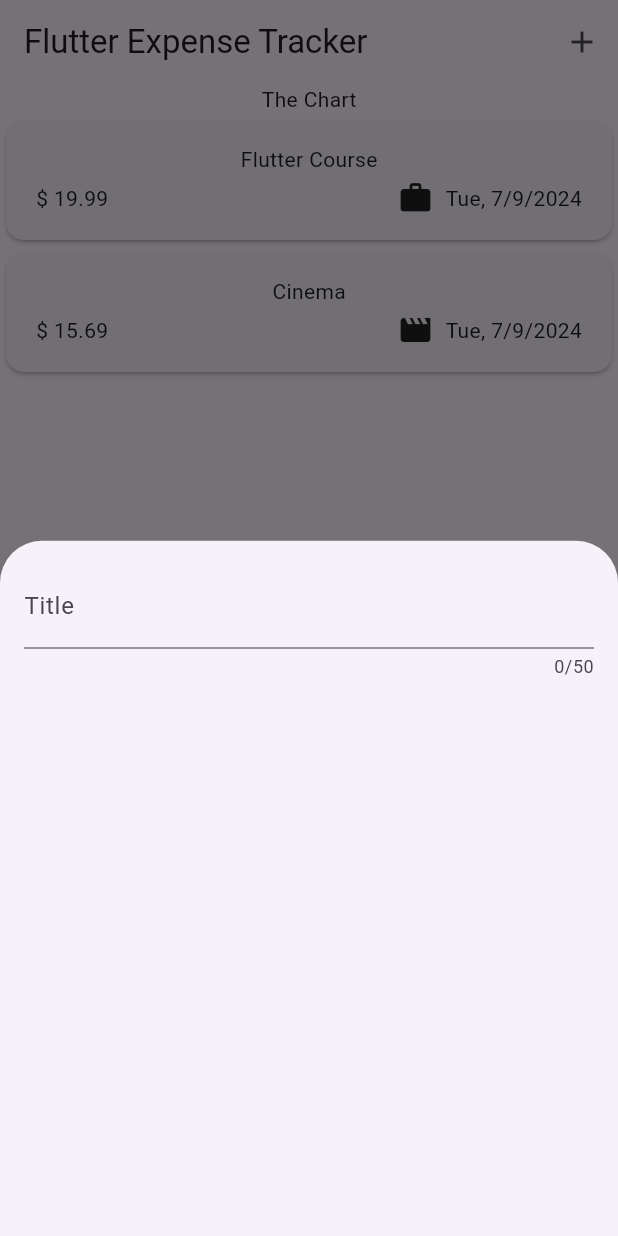
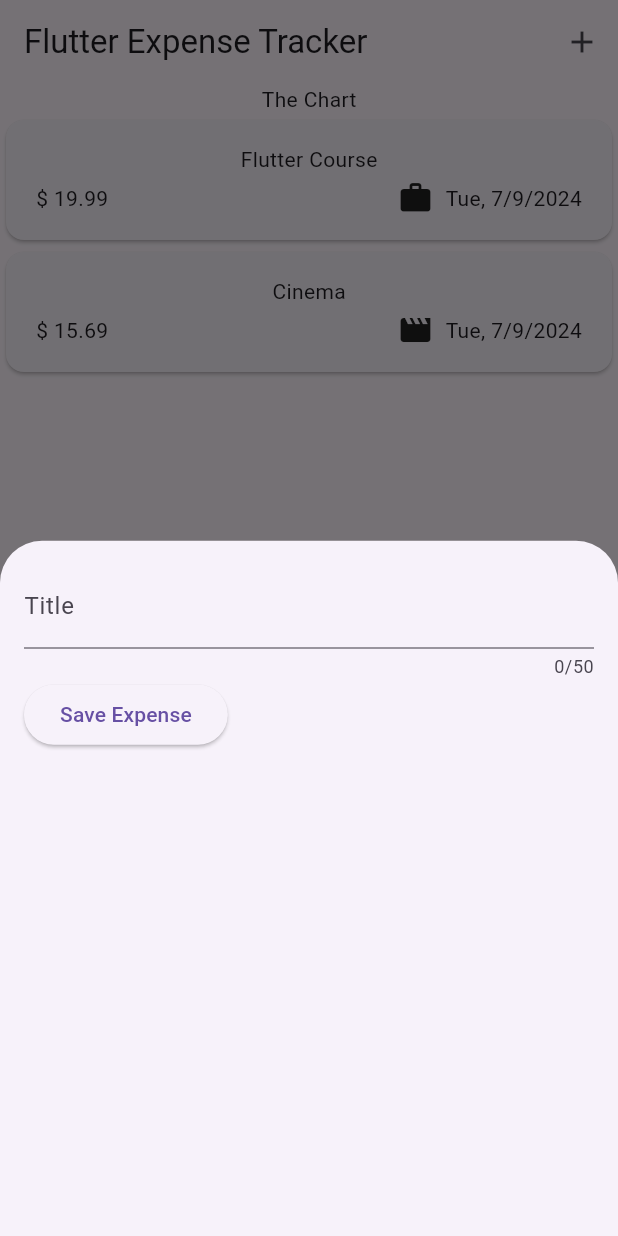
Before and after one commit to IRSAGE/Flutter-Expense-Tracker, a Flutter app: the screen it shows after launch, after a tap on the "add" icon, on a phone screen of 412 x 824 dp. Run offline on Flutter 3.47's test engine with Material 3 defaults, Android fonts, the phone set to English and light mode, and no system bars.

Commit message:
Getting User Input on Every Keystroke

```diff
--- a/lib/widgets/new_expense.dart
+++ b/lib/widgets/new_expense.dart
@@ -10,17 +10,33 @@ class NewExpense extends StatefulWidget {
 }
 
 class _NewExpenseState extends State<NewExpense> {
+  var _enteredTitle = '';
+
+  void _saveTitleInput(String inputValue) {
+    _enteredTitle = inputValue;
+  }
+
   @override
   Widget build(BuildContext context) {
-    return const Padding(
-      padding: EdgeInsets.all(16),
+    return Padding(
+      padding: const EdgeInsets.all(16),
       child: Column(
         children: [
           TextField(
+            onChanged: _saveTitleInput,
             maxLength: 50,
-            decoration: InputDecoration(
+            decoration: const InputDecoration(
               label: Text('Title'),
             ),
+          ),
+          Row(
+            children: [
+              ElevatedButton(
+                  onPressed: () {
+                    print(_enteredTitle);
+                  },
+                  child: const Text("Save Expense"))
+            ],
           )
         ],
       ),
```
